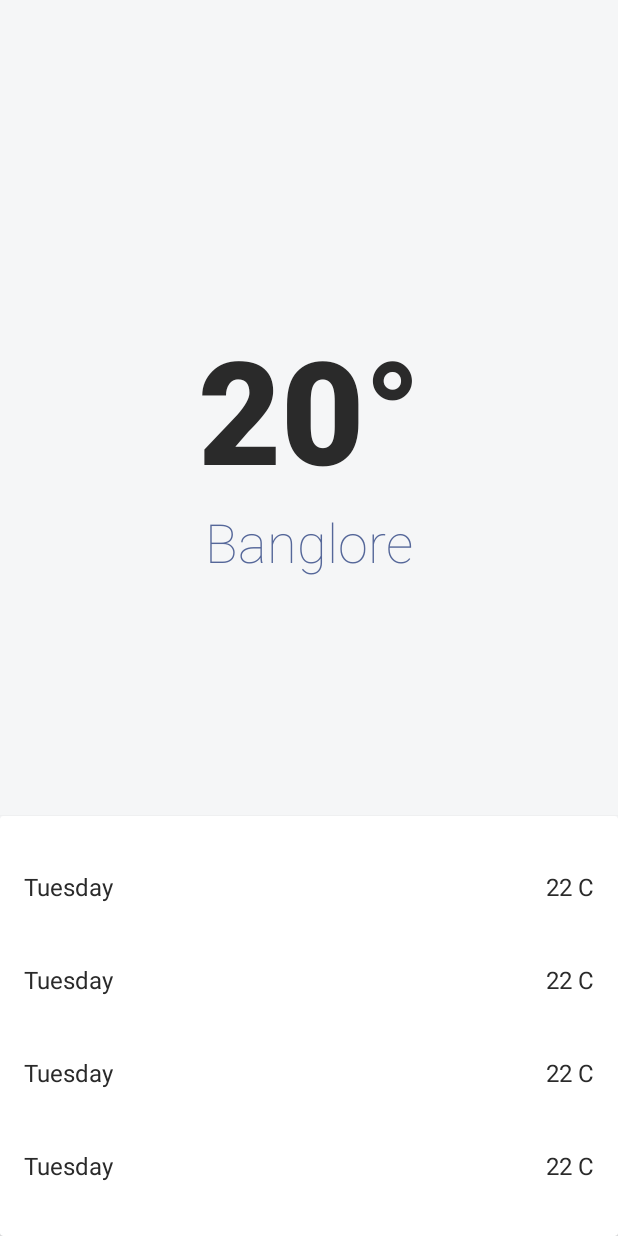
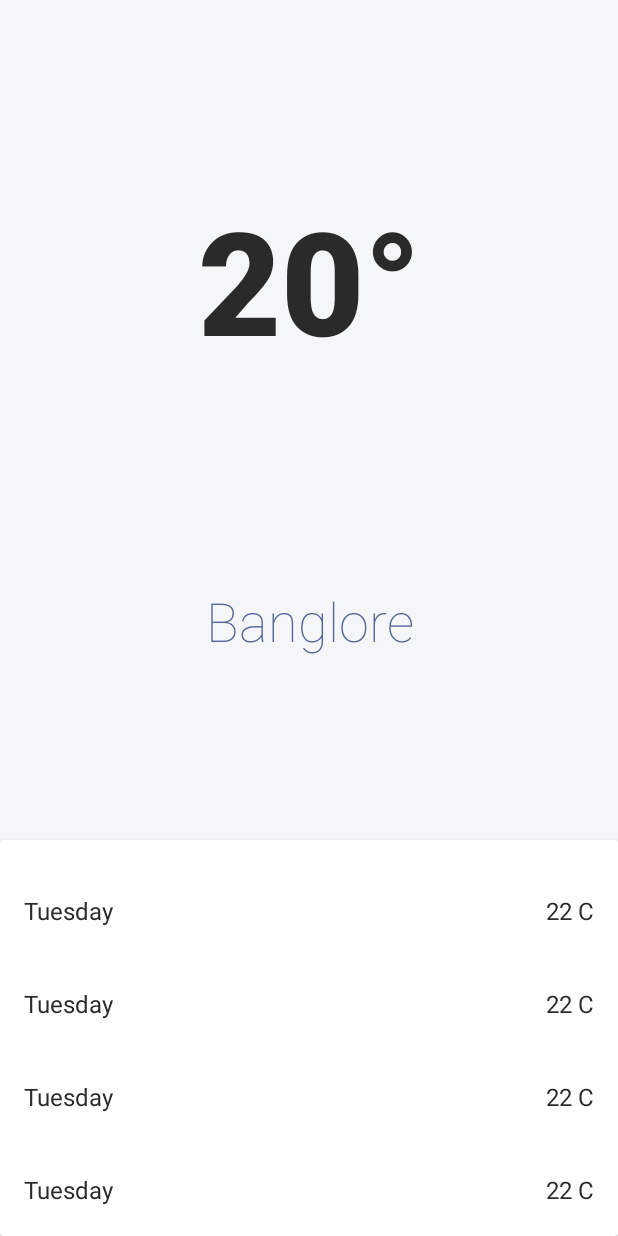
Before and after one commit to ShashankSR/Android-MVVM, an Android app: the layout layout_main.xml on its own in the app's theme, with its tools: preview values and no code run, on a phone screen of 412 x 824 dp. Run offline under Robolectric (Android 15) with nearby library versions, the phone set to English and light mode, and no system bars; network calls fail.

Commit message:
Fix ui alignment

```diff
--- a/app/src/main/res/layout/layout_main.xml
+++ b/app/src/main/res/layout/layout_main.xml
@@ -19,8 +19,9 @@
             style="@style/AppTheme.Text.Header"
             android:layout_width="wrap_content"
             android:layout_height="wrap_content"
+            android:layout_margin="@dimen/marginDefault"
             android:text="@{weatherViewModel.currentVO.currentTemp}"
-            app:layout_constraintBottom_toTopOf="@+id/cardView"
+            app:layout_constraintBottom_toTopOf="@+id/tv_current_location"
             app:layout_constraintEnd_toEndOf="parent"
             app:layout_constraintStart_toStartOf="parent"
             app:layout_constraintTop_toTopOf="parent"
@@ -31,12 +32,13 @@
             style="@style/AppTheme.Text.SubHeader"
             android:layout_width="wrap_content"
             android:layout_height="wrap_content"
+            android:layout_margin="@dimen/marginDefault"
+            android:gravity="center"
             android:text="@{weatherViewModel.currentVO.currentLocation}"
             app:layout_constraintBottom_toTopOf="@+id/cardView"
             app:layout_constraintEnd_toEndOf="parent"
             app:layout_constraintStart_toStartOf="parent"
             app:layout_constraintTop_toBottomOf="@+id/tv_current_temp"
-            app:layout_constraintVertical_bias="0"
             tools:text="Banglore"/>
 
         <androidx.cardview.widget.CardView
@@ -52,7 +54,9 @@
                 android:id="@+id/rv_forecast"
                 android:layout_width="match_parent"
                 android:layout_height="wrap_content"
-                android:layout_margin="@dimen/marginDefault"
+                android:layout_marginLeft="@dimen/marginDefault"
+                android:layout_marginTop="@dimen/marginDefault"
+                android:layout_marginRight="@dimen/marginDefault"
                 app:layoutManager="androidx.recyclerview.widget.LinearLayoutManager"
                 tools:itemCount="4"
                 tools:listitem="@layout/item_forecast"/>
```
